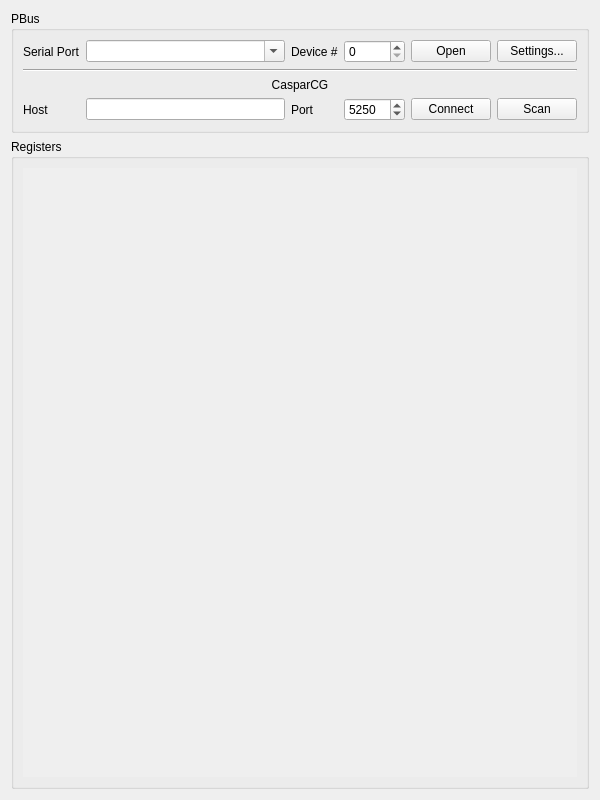
Old version of the form gui/window.ui in the repository dimitry-ishenko-casparcg/pbus2amcp.
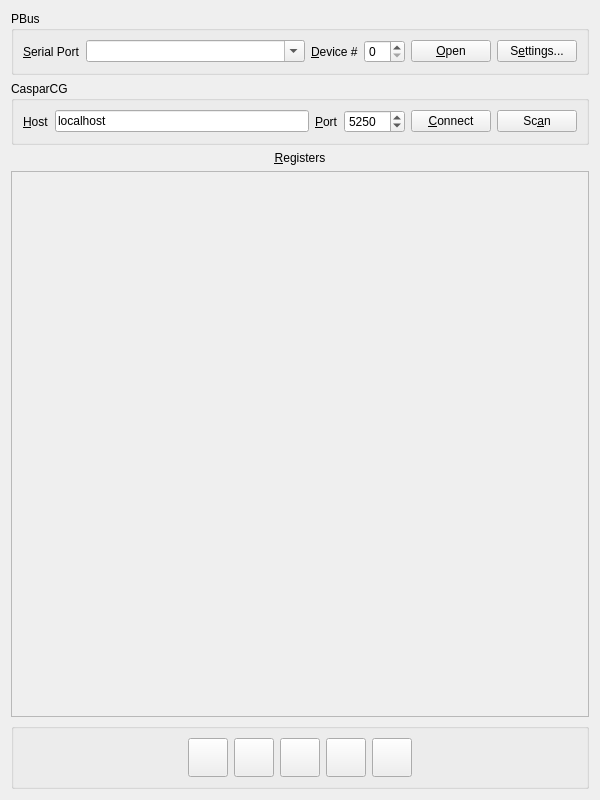
New version of the form. Icons and pictures are not drawn.

Patch:
```diff
--- a/gui/window.ui
+++ b/gui/window.ui
@@ -15,44 +15,103 @@
   </property>
   <layout class="QVBoxLayout" name="layout">
    <item>
-    <widget class="QGroupBox" name="device_group">
+    <widget class="QGroupBox" name="group_2">
      <property name="title">
       <string>PBus</string>
      </property>
-     <layout class="QGridLayout" name="layout_3">
-      <item row="0" column="4">
+     <layout class="QHBoxLayout" name="layout_2">
+      <item>
+       <widget class="QLabel" name="label">
+        <property name="text">
+         <string>&amp;Serial Port</string>
+        </property>
+        <property name="buddy">
+         <cstring>serial_port</cstring>
+        </property>
+       </widget>
+      </item>
+      <item>
+       <widget class="QComboBox" name="serial_port">
+        <property name="sizePolicy">
+         <sizepolicy hsizetype="Expanding" vsizetype="Fixed">
+          <horstretch>0</horstretch>
+          <verstretch>0</verstretch>
+         </sizepolicy>
+        </property>
+        <property name="editable">
+         <bool>true</bool>
+        </property>
+       </widget>
+      </item>
+      <item>
+       <widget class="QLabel" name="label_2">
+        <property name="text">
+         <string>&amp;Device #</string>
+        </property>
+        <property name="buddy">
+         <cstring>pbus_device</cstring>
+        </property>
+       </widget>
+      </item>
+      <item>
+       <widget class="QSpinBox" name="pbus_device">
+        <property name="maximum">
+         <number>47</number>
+        </property>
+       </widget>
+      </item>
+      <item>
        <widget class="QPushButton" name="serial_open">
         <property name="text">
-         <string>Open</string>
+         <string>&amp;Open</string>
         </property>
        </widget>
       </item>
-      <item row="2" column="0" colspan="6">
-       <widget class="QLabel" name="label_3">
+      <item>
+       <widget class="QPushButton" name="serial_settings">
         <property name="text">
-         <string>CasparCG</string>
+         <string>S&amp;ettings...</string>
         </property>
-        <property name="alignment">
-         <set>Qt::AlignCenter</set>
+       </widget>
+      </item>
+     </layout>
+    </widget>
+   </item>
+   <item>
+    <widget class="QGroupBox" name="group">
+     <property name="title">
+      <string>CasparCG</string>
+     </property>
+     <layout class="QHBoxLayout" name="layout_3">
+      <item>
+       <widget class="QLabel" name="label_4">
+        <property name="text">
+         <string>&amp;Host</string>
         </property>
+        <property name="buddy">
+         <cstring>casparcg_host</cstring>
+        </property>
        </widget>
       </item>
-      <item row="1" column="0" colspan="6">
-       <widget class="Line" name="line">
-        <property name="orientation">
-         <enum>Qt::Horizontal</enum>
+      <item>
+       <widget class="QLineEdit" name="casparcg_host">
+        <property name="text">
+         <string>localhost</string>
         </property>
        </widget>
       </item>
-      <item row="3" column="5">
-       <widget class="QPushButton" name="caspar_scan">
+      <item>
+       <widget class="QLabel" name="label_5">
         <property name="text">
-         <string>Scan</string>
+         <string>&amp;Port</string>
         </property>
+        <property name="buddy">
+         <cstring>casparcg_port</cstring>
+        </property>
        </widget>
       </item>
-      <item row="3" column="3">
-       <widget class="QSpinBox" name="caspar_port">
+      <item>
+       <widget class="QSpinBox" name="casparcg_port">
         <property name="minimum">
          <number>1</number>
         </property>
@@ -64,62 +123,17 @@
         </property>
        </widget>
       </item>
-      <item row="0" column="2">
-       <widget class="QLabel" name="label_2">
+      <item>
+       <widget class="QPushButton" name="casparcg_connect">
         <property name="text">
-         <string>Device #</string>
+         <string>&amp;Connect</string>
         </property>
        </widget>
       </item>
-      <item row="3" column="2">
-       <widget class="QLabel" name="label_5">
+      <item>
+       <widget class="QPushButton" name="casparcg_scan">
         <property name="text">
-         <string>Port</string>
-        </property>
-       </widget>
-      </item>
-      <item row="3" column="0">
-       <widget class="QLabel" name="label_4">
-        <property name="text">
-         <string>Host</string>
-        </property>
-       </widget>
-      </item>
-      <item row="3" column="4">
-       <widget class="QPushButton" name="caspar_connect">
-        <property name="text">
-         <string>Connect</string>
-        </property>
-       </widget>
-      </item>
-      <item row="0" column="1">
-       <widget class="QComboBox" name="serial_port">
-        <property name="editable">
-         <bool>true</bool>
-        </property>
-       </widget>
-      </item>
-      <item row="0" column="0">
-       <widget class="QLabel" name="label">
-        <property name="text">
-         <string>Serial Port</string>
-        </property>
-       </widget>
-      </item>
-      <item row="0" column="5">
-       <widget class="QPushButton" name="serial_settings">
-        <property name="text">
-         <string>Settings...</string>
-        </property>
-       </widget>
-      </item>
-      <item row="3" column="1">
-       <widget class="QLineEdit" name="caspar_host"/>
-      </item>
-      <item row="0" column="3">
-       <widget class="QSpinBox" name="pbus_device">
-        <property name="maximum">
-         <number>47</number>
+         <string>Sc&amp;an</string>
         </property>
        </widget>
       </item>
@@ -127,32 +141,168 @@
     </widget>
    </item>
    <item>
-    <widget class="QGroupBox" name="registers_group">
-     <property name="title">
-      <string>Registers</string>
+    <widget class="QLabel" name="label_3">
+     <property name="text">
+      <string>&amp;Registers</string>
      </property>
-     <layout class="QVBoxLayout" name="layout_4">
+     <property name="alignment">
+      <set>Qt::AlignCenter</set>
+     </property>
+     <property name="buddy">
+      <cstring>scroll</cstring>
+     </property>
+    </widget>
+   </item>
+   <item>
+    <widget class="QScrollArea" name="scroll">
+     <property name="horizontalScrollBarPolicy">
+      <enum>Qt::ScrollBarAlwaysOff</enum>
+     </property>
+     <property name="widgetResizable">
+      <bool>true</bool>
+     </property>
+     <widget class="QWidget" name="registers">
+      <property name="geometry">
+       <rect>
+        <x>0</x>
+        <y>0</y>
+        <width>584</width>
+        <height>516</height>
+       </rect>
+      </property>
+      <layout class="QVBoxLayout" name="layout_5"/>
+     </widget>
+    </widget>
+   </item>
+   <item>
+    <widget class="QGroupBox" name="commands">
+     <layout class="QHBoxLayout" name="layout_4">
       <item>
-       <widget class="QScrollArea" name="registers_scroll">
-        <property name="frameShape">
-         <enum>QFrame::NoFrame</enum>
+       <spacer name="spacer">
+        <property name="orientation">
+         <enum>Qt::Horizontal</enum>
         </property>
-        <property name="widgetResizable">
-         <bool>true</bool>
+        <property name="sizeHint" stdset="0">
+         <size>
+          <width>40</width>
+          <height>20</height>
+         </size>
         </property>
-        <widget class="QWidget" name="registers">
-         <property name="geometry">
-          <rect>
-           <x>0</x>
-           <y>0</y>
-           <width>572</width>
-           <height>581</height>
-          </rect>
-         </property>
-         <layout class="QVBoxLayout" name="layout_2"/>
-        </widget>
+       </spacer>
+      </item>
+      <item>
+       <widget class="QToolButton" name="recall">
+        <property name="toolTip">
+         <string>Recall</string>
+        </property>
+        <property name="icon">
+         <iconset resource="../res/icons.qrc">
+          <normaloff>:/recall.svg</normaloff>:/recall.svg</iconset>
+        </property>
+        <property name="iconSize">
+         <size>
+          <width>32</width>
+          <height>32</height>
+         </size>
+        </property>
+        <property name="shortcut">
+         <string>Ctrl+R</string>
+        </property>
        </widget>
       </item>
+      <item>
+       <widget class="QToolButton" name="cue">
+        <property name="toolTip">
+         <string>Cue</string>
+        </property>
+        <property name="icon">
+         <iconset resource="../res/icons.qrc">
+          <normaloff>:/cue.svg</normaloff>:/cue.svg</iconset>
+        </property>
+        <property name="iconSize">
+         <size>
+          <width>32</width>
+          <height>32</height>
+         </size>
+        </property>
+        <property name="shortcut">
+         <string>Ctrl+C</string>
+        </property>
+       </widget>
+      </item>
+      <item>
+       <widget class="QToolButton" name="play">
+        <property name="toolTip">
+         <string>Play</string>
+        </property>
+        <property name="icon">
+         <iconset resource="../res/icons.qrc">
+          <normaloff>:/play.svg</normaloff>:/play.svg</iconset>
+        </property>
+        <property name="iconSize">
+         <size>
+          <width>32</width>
+          <height>32</height>
+         </size>
+        </property>
+        <property name="shortcut">
+         <string>Ctrl+P</string>
+        </property>
+       </widget>
+      </item>
+      <item>
+       <widget class="QToolButton" name="stop">
+        <property name="toolTip">
+         <string>Stop</string>
+        </property>
+        <property name="icon">
+         <iconset resource="../res/icons.qrc">
+          <normaloff>:/stop.svg</normaloff>:/stop.svg</iconset>
+        </property>
+        <property name="iconSize">
+         <size>
+          <width>32</width>
+          <height>32</height>
+         </size>
+        </property>
+        <property name="shortcut">
+         <string>Ctrl+S</string>
+        </property>
+       </widget>
+      </item>
+      <item>
+       <widget class="QToolButton" name="loop">
+        <property name="toolTip">
+         <string>Loop</string>
+        </property>
+        <property name="icon">
+         <iconset resource="../res/icons.qrc">
+          <normaloff>:/loop.svg</normaloff>:/loop.svg</iconset>
+        </property>
+        <property name="iconSize">
+         <size>
+          <width>32</width>
+          <height>32</height>
+         </size>
+        </property>
+        <property name="shortcut">
+         <string>Ctrl+L</string>
+        </property>
+       </widget>
+      </item>
+      <item>
+       <spacer name="spacer_2">
+        <property name="orientation">
+         <enum>Qt::Horizontal</enum>
+        </property>
+        <property name="sizeHint" stdset="0">
+         <size>
+          <width>40</width>
+          <height>20</height>
+         </size>
+        </property>
+       </spacer>
+      </item>
      </layout>
     </widget>
    </item>
```
Left out of the diff: 18 changed lines with no effect on the pictures.
